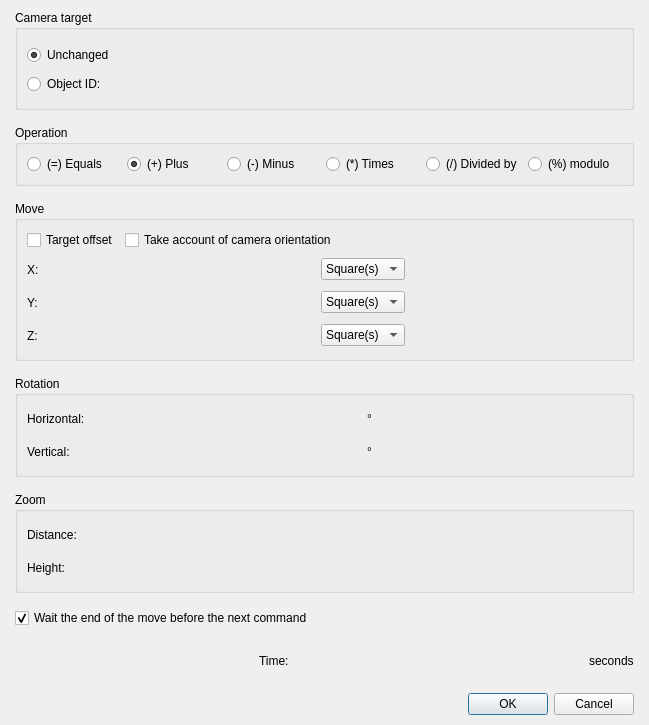
First picture: the form in Engine/Dialogs/Commands/dialogcommandmovecamera.ui, repository RPG-Paper-Maker/RPG-Paper-Maker, before the edit.
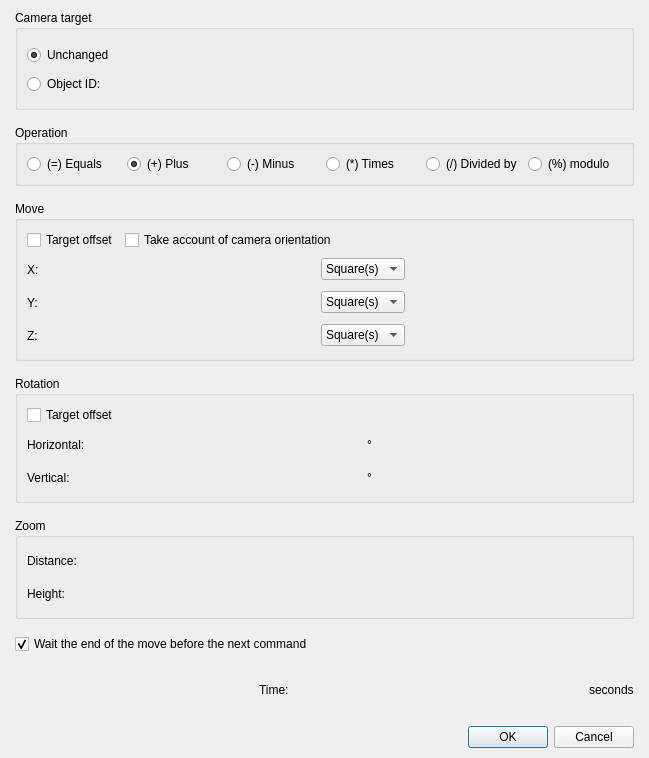
Second picture: the form after the edit. Custom widgets are drawn as their Qt base class.

Commit message: [E][G] Adding target offset option for rotation (event command move camera)

```diff
--- a/Engine/Dialogs/Commands/dialogcommandmovecamera.ui
+++ b/Engine/Dialogs/Commands/dialogcommandmovecamera.ui
@@ -7,7 +7,7 @@
     <x>0</x>
     <y>0</y>
     <width>649</width>
-    <height>725</height>
+    <height>758</height>
    </rect>
   </property>
   <property name="windowTitle">
@@ -373,6 +373,32 @@
          </property>
          <layout class="QGridLayout" name="gridLayout_9">
           <item row="0" column="0">
+           <layout class="QVBoxLayout" name="verticalLayout_5">
+            <item>
+             <layout class="QHBoxLayout" name="horizontalLayout_7" stretch="0,1">
+              <item>
+               <widget class="QCheckBox" name="checkBoxtargetOffsetRotation">
+                <property name="text">
+                 <string>Target offset</string>
+                </property>
+               </widget>
+              </item>
+              <item>
+               <spacer name="horizontalSpacer_4">
+                <property name="orientation">
+                 <enum>Qt::Horizontal</enum>
+                </property>
+                <property name="sizeHint" stdset="0">
+                 <size>
+                  <width>438</width>
+                  <height>20</height>
+                 </size>
+                </property>
+               </spacer>
+              </item>
+             </layout>
+            </item>
+            <item>
            <layout class="QGridLayout" name="gridLayout_4">
             <item row="0" column="0">
              <widget class="QLabel" name="label_4">
@@ -411,7 +437,7 @@
               </property>
               <property name="sizeHint" stdset="0">
                <size>
-                <width>188</width>
+                  <width>158</width>
                 <height>48</height>
                </size>
               </property>
@@ -450,6 +476,8 @@
            </layout>
           </item>
          </layout>
+          </item>
+         </layout>
         </widget>
        </item>
        <item>
```
Left out of the diff: 3 changed lines with no effect on the pictures. Lines whose indentation alone changed are shown as unchanged. The commit also changes 5 other files.
